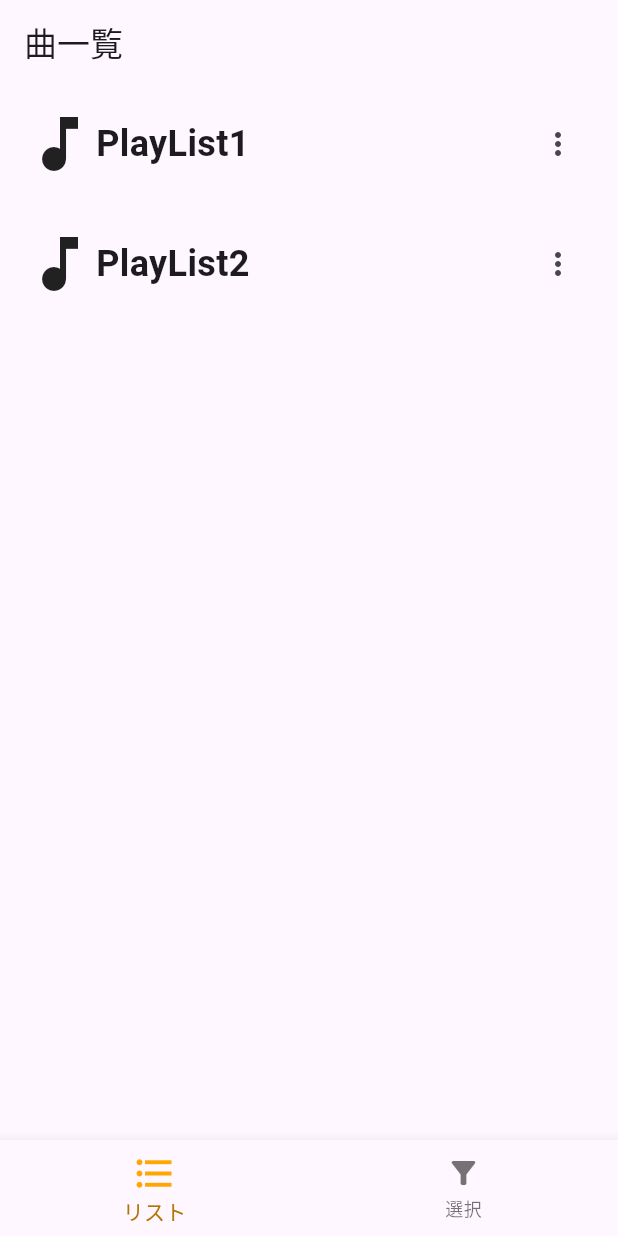
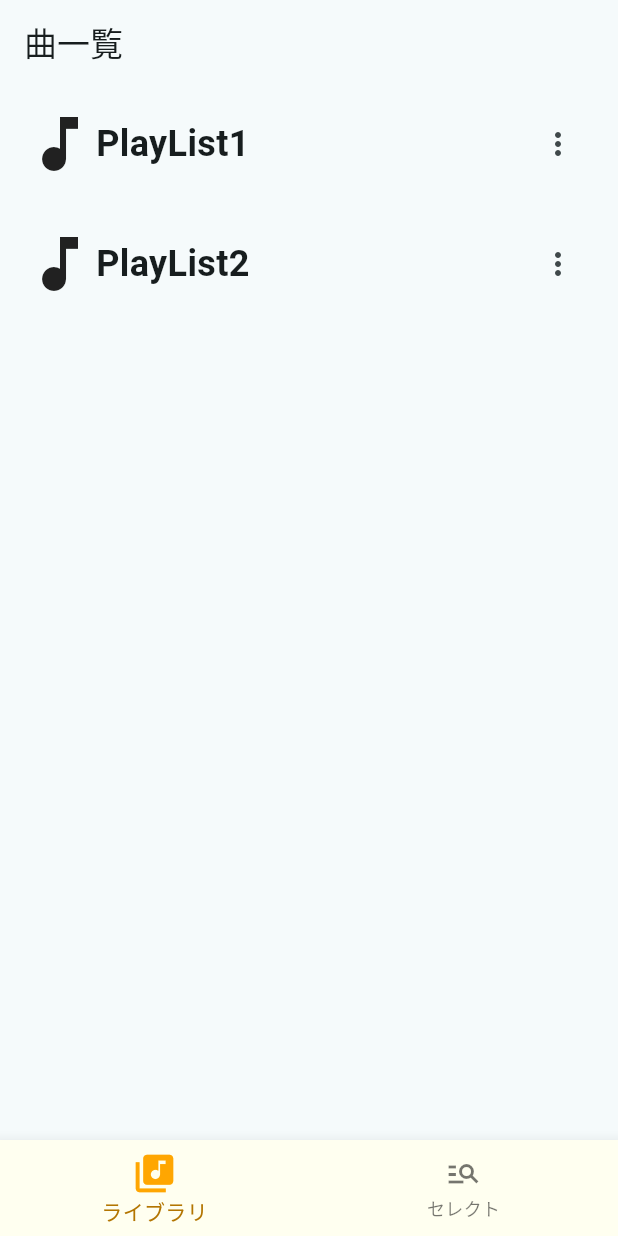
Before and after one commit to tsuchida-y/choose_songs, a Flutter app: the screen it shows after launch, on a phone screen of 412 x 824 dp. Run offline on Flutter 3.47's test engine with Material 3 defaults, Android fonts, the phone set to English and light mode, and no system bars.

Commit message:
背景色を変更

```diff
--- a/lib/main.dart
+++ b/lib/main.dart
@@ -14,7 +14,7 @@ class MyApp extends StatelessWidget {
     return MaterialApp(
       title: 'Flutter Demo',
       theme: ThemeData(
-        colorScheme: ColorScheme.fromSeed(seedColor: Colors.deepPurple),
+        colorScheme: ColorScheme.fromSeed(seedColor: const Color.fromARGB(255, 255, 255, 255)),
         useMaterial3: true,
       ),
       home: const MyHomePage(title: 'ホーム画面'),
@@ -56,12 +56,13 @@ class _MyHomePageState extends State<MyHomePage> {
           currentIndex: _selectedIndex,//現在選択されているアイテムのindex
           onTap: _onItemTapped,//アイテムがタップされた時の処理
           items: const <BottomNavigationBarItem>[
-            BottomNavigationBarItem(icon: Icon(Icons.format_list_bulleted), label: 'リスト'),//ボタンに何を表示させるか
-            BottomNavigationBarItem(icon: Icon(Icons.filter_alt), label: '選択'),
+            BottomNavigationBarItem(icon: Icon(Icons.library_music), label: 'ライブラリ'),//ボタンに何を表示させるか
+            BottomNavigationBarItem(icon: Icon(Icons.manage_search), label: 'セレクト'),
           ],
           type: BottomNavigationBarType.fixed,//
           selectedIconTheme: const IconThemeData(size: 30, color: Color.fromARGB(255, 255, 166, 1)),//アイコンの色・大きさ
           selectedItemColor: const Color.fromARGB(255, 179, 117, 1),//文字の色
+          backgroundColor: const Color.fromARGB(255, 255, 255, 240),//背景色
         ));
   }
 }
```
